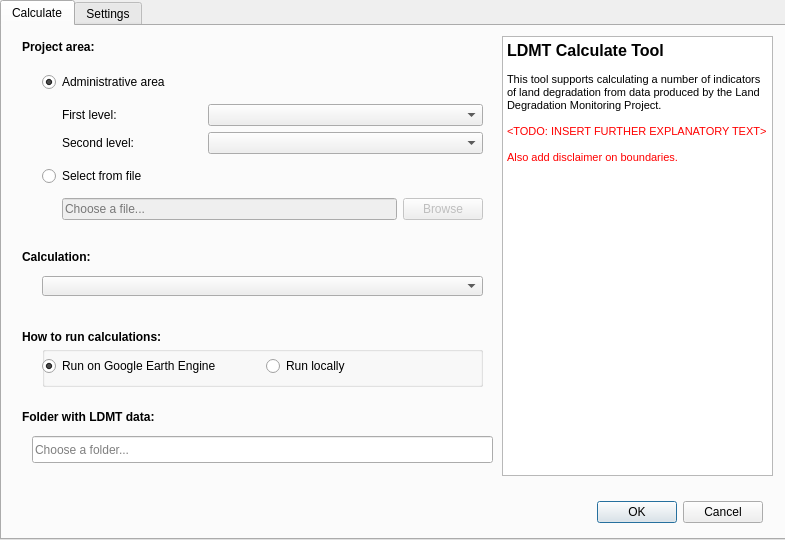
Qt form LDMP/DlgCalculate.ui (ConservationInternational/trends.earth) before a commit.
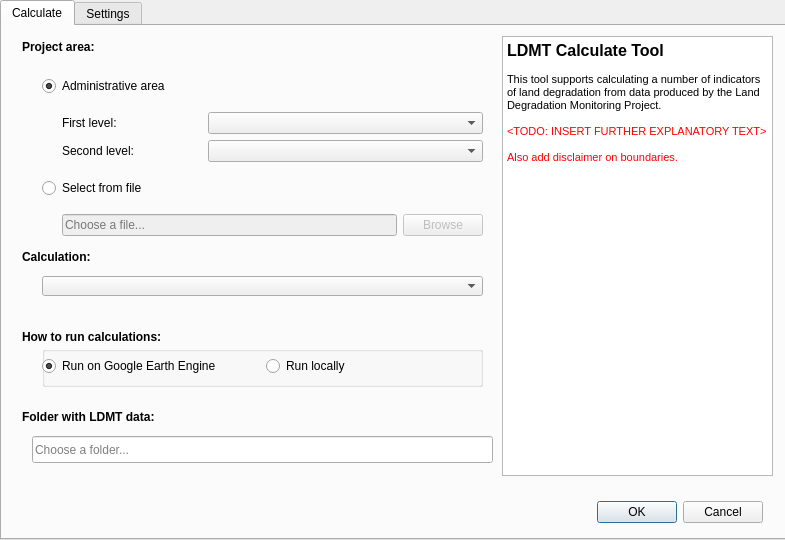
The same form after that commit. The open tabs and pages were chosen to show the change.

```diff
--- a/LDMP/DlgCalculate.ui
+++ b/LDMP/DlgCalculate.ui
@@ -239,7 +239,7 @@
        <x>40</x>
        <y>40</y>
        <width>441</width>
-       <height>161</height>
+       <height>180</height>
       </rect>
      </property>
      <layout class="QVBoxLayout" name="area">
```
Left out of the diff: 36 changed lines with no effect on the pictures.
